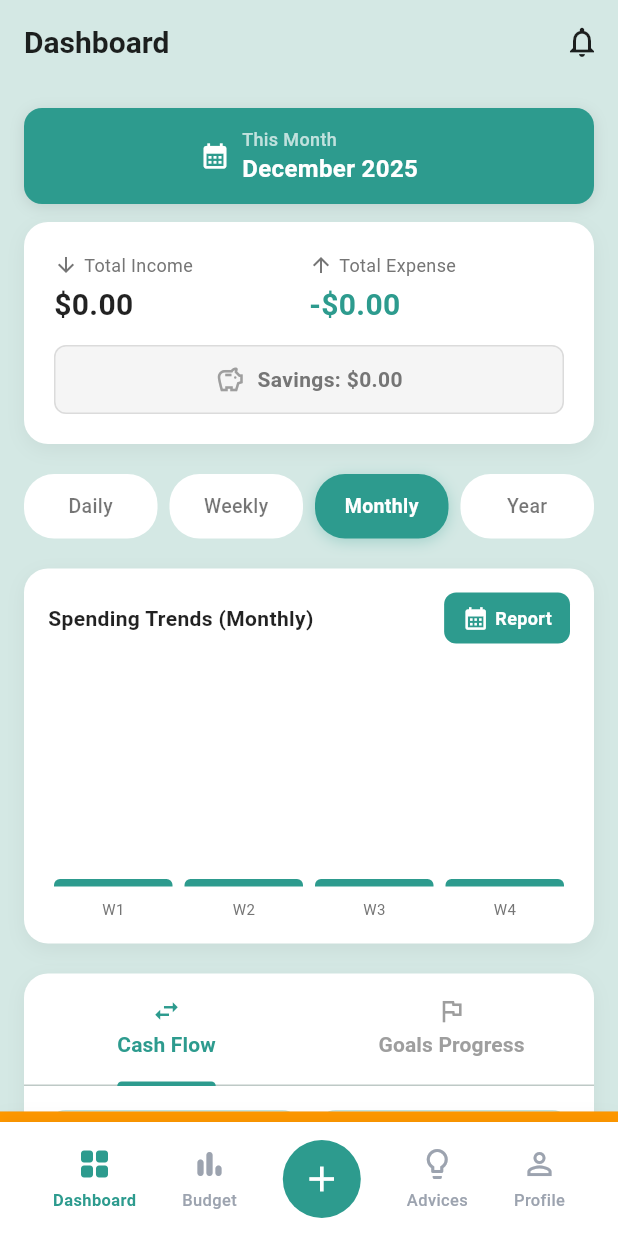
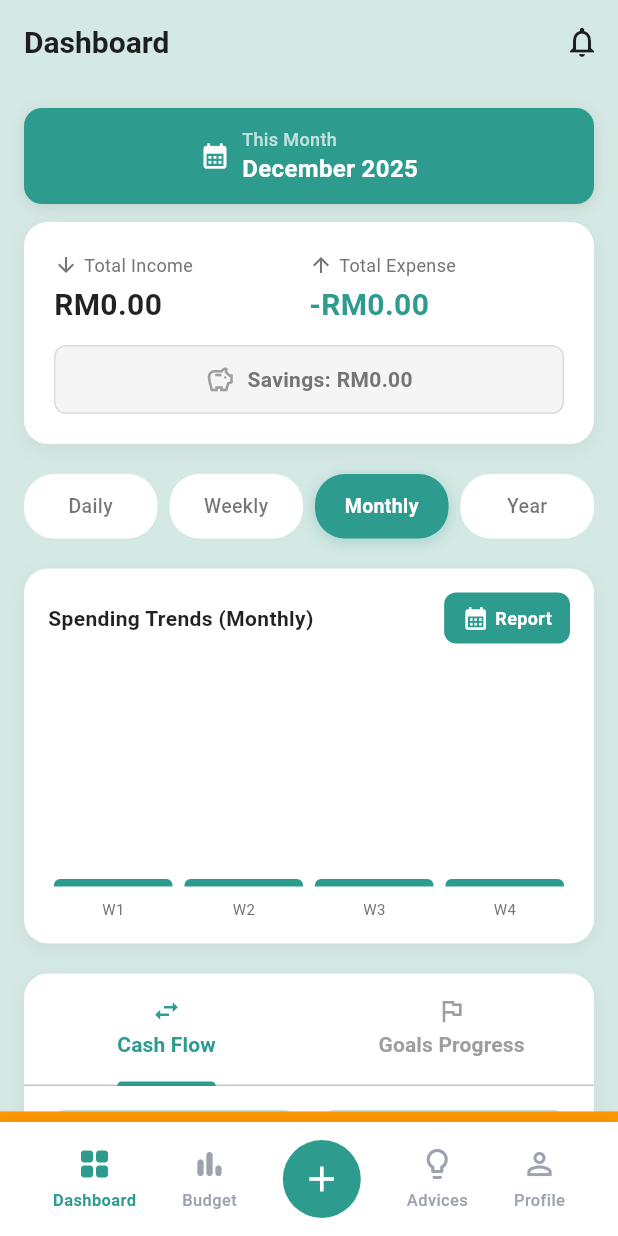
Before and after one commit to cheinchan/ai_personal_financial_assistant, a Flutter app: the screen it shows once a user with an empty profile is signed in, on a phone screen of 412 x 824 dp. Run offline on Flutter 3.47's test engine with Material 3 defaults, Android fonts, the phone set to English and light mode, and no system bars; our stand-ins replace cloud_firestore, firebase_auth, firebase_core, google_generative_ai, pdf, permission_handler; accounts and stored records are empty; network calls fail.

Commit message:
dollor sign to RM

```diff
--- a/lib/screens/dashboard_page.dart
+++ b/lib/screens/dashboard_page.dart
@@ -292,7 +292,7 @@ class _DashboardPageState extends State<DashboardPage> with SingleTickerProvider
   /// Feature 2: Automated Financial Summary Display
   /// Shows income, expenditure, and savings with rule-based insights
   Widget _buildAutomatedFinancialSummary(Map<String, double> summary) {
-    final currencyFormat = NumberFormat.currency(symbol: '\$', decimalDigits: 2);
+    final currencyFormat = NumberFormat.currency(symbol: 'RM', decimalDigits: 2);
 
     final income = summary['income'] ?? 0;
     final expense = summary['expense'] ?? 0;
@@ -694,7 +694,7 @@ class _DashboardPageState extends State<DashboardPage> with SingleTickerProvider
               Expanded(
                 child: _buildCashFlowCard(
                   'Income',
-                  '\$${income.toInt()}',
+                  'RM${income.toInt()}',
                   Icons.arrow_downward,
                   const Color(0xFF2D9B8E),
                 ),
@@ -703,7 +703,7 @@ class _DashboardPageState extends State<DashboardPage> with SingleTickerProvider
               Expanded(
                 child: _buildCashFlowCard(
                   'Expense',
-                  '\$${expense.toInt()}',
+                  'RM${expense.toInt()}',
                   Icons.arrow_upward,
                   const Color(0xFF2D9B8E),
                 ),
@@ -837,7 +837,7 @@ class _DashboardPageState extends State<DashboardPage> with SingleTickerProvider
             ),
           ),
           Text(
-            '${transaction.type == 'expense' ? '-' : '+'}\$${transaction.amount.toInt()}',
+            '${transaction.type == 'expense' ? '-' : '+'}RM${transaction.amount.toInt()}',
             style: TextStyle(
               fontSize: 14,
               fontWeight: FontWeight.w600,
```
